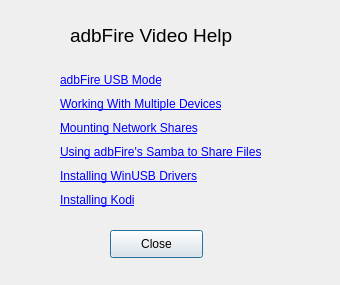
Old version of the form videodialog.ui in the repository kbrack1/adbFire.
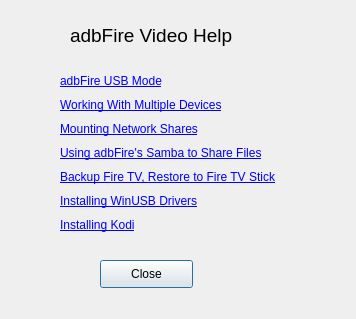
New version of the form.

Commit message: adbFire v1.17 release

```diff
--- a/videodialog.ui
+++ b/videodialog.ui
@@ -6,8 +6,8 @@
    <rect>
     <x>0</x>
     <y>0</y>
-    <width>340</width>
-    <height>285</height>
+    <width>356</width>
+    <height>319</height>
    </rect>
   </property>
   <property name="windowTitle">
@@ -16,8 +16,8 @@
   <widget class="QPushButton" name="pushButton">
    <property name="geometry">
     <rect>
-     <x>110</x>
-     <y>230</y>
+     <x>100</x>
+     <y>260</y>
      <width>93</width>
      <height>28</height>
     </rect>
@@ -44,13 +44,13 @@
     <string>&lt;html&gt;&lt;head/&gt;&lt;body&gt;&lt;p&gt;&lt;span style=&quot; font-size:14pt;&quot;&gt;adbFire Video Help&lt;/span&gt;&lt;/p&gt;&lt;/body&gt;&lt;/html&gt;</string>
    </property>
   </widget>
-  <widget class="QWidget" name="layoutWidget">
+  <widget class="QWidget" name="">
    <property name="geometry">
     <rect>
      <x>60</x>
-     <y>71</y>
-     <width>234</width>
-     <height>138</height>
+     <y>72</y>
+     <width>248</width>
+     <height>162</height>
     </rect>
    </property>
    <layout class="QVBoxLayout" name="verticalLayout">
@@ -106,6 +106,19 @@
       </property>
      </widget>
     </item>
+    <item>
+     <widget class="QLabel" name="label_11">
+      <property name="text">
+       <string>&lt;html&gt;&lt;head/&gt;&lt;body&gt;&lt;p&gt;&lt;a href=&quot;https://www.youtube.com/watch?v=ZKiQEIO2QXk&quot;&gt;&lt;span style=&quot; text-decoration: underline; color:#0000ff;&quot;&gt;Backup Fire TV, Restore to Fire TV Stick&lt;/span&gt;&lt;/a&gt;&lt;/p&gt;&lt;/body&gt;&lt;/html&gt;</string>
+      </property>
+      <property name="openExternalLinks">
+       <bool>true</bool>
+      </property>
+      <property name="textInteractionFlags">
+       <set>Qt::LinksAccessibleByMouse|Qt::TextSelectableByMouse</set>
+      </property>
+     </widget>
+    </item>
     <item>
      <widget class="QLabel" name="label_8">
       <property name="text">
```
The commit also changes 3 other files.
